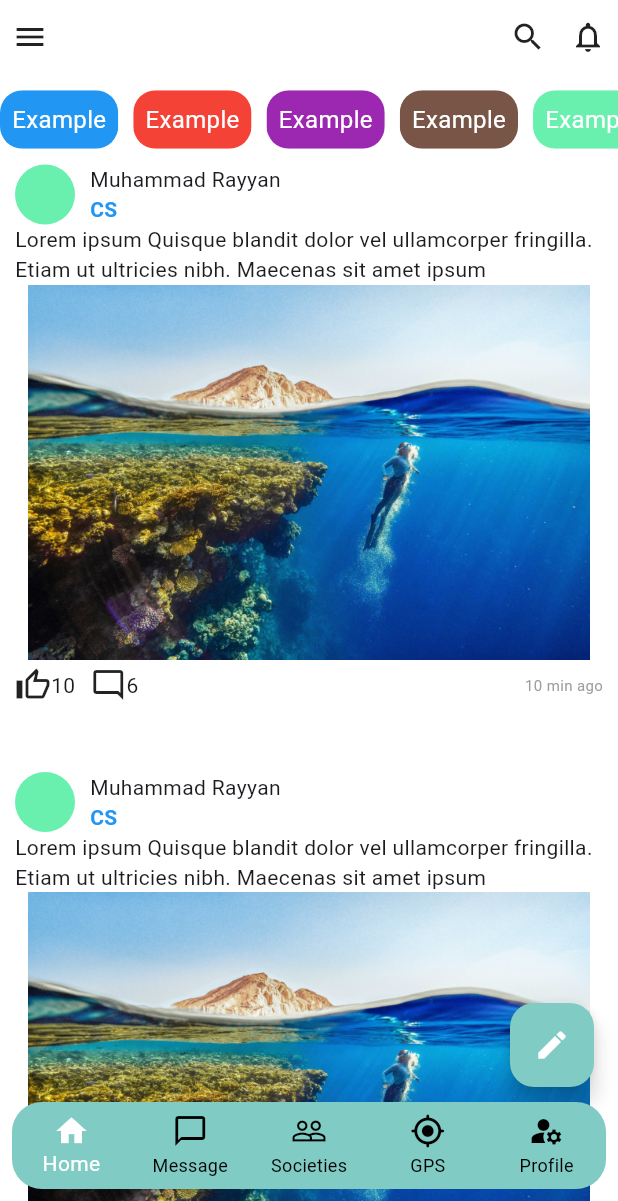
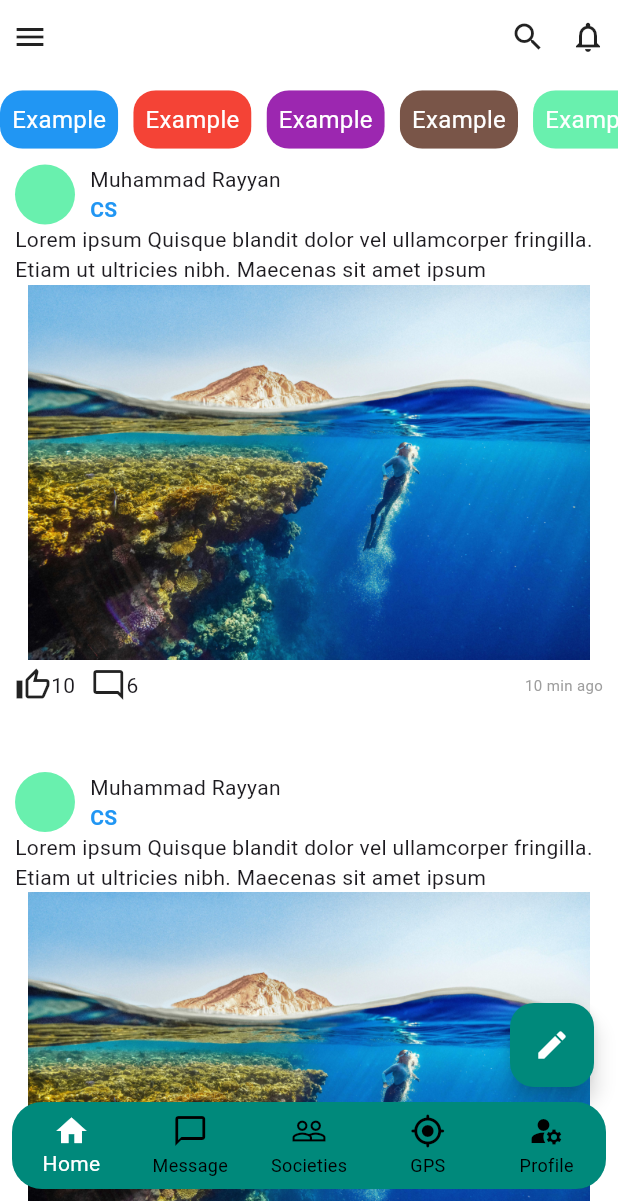
Before and after one commit to MuhammadBilalEllahi/Socian-Mobile, a Flutter app: the HomePage screen opened directly, on a phone screen of 412 x 824 dp, the part 35-1236 px from its top. Run offline on Flutter 3.47's test engine with Material 3 defaults, Android fonts, the phone set to English and light mode, and no system bars; our stand-ins replace flutter_map, geolocator, latlong2.

Commit message:
second test

```diff
--- a/lib/UI Pages/Map.dart
+++ b/lib/UI Pages/Map.dart
@@ -69,11 +69,6 @@ class _MapState extends State<Map> {
                 point: _currentPosition!,
                 width: 80.0,
                 height: 80.0,
-                // builder: (ctx) => const Icon(
-                //   Icons.location_pin,
-                //   color: Colors.red,
-                //   size: 40,
-                // ),
                 child: Icon(Icons.location_pin, size: 40,color: Colors.red,),
               ),
             ],
--- a/lib/UI Pages/MyBottomNavBar.dart
+++ b/lib/UI Pages/MyBottomNavBar.dart
@@ -25,7 +25,7 @@ class MyBottomNavBar extends StatelessWidget {
         child: BottomNavigationBar(
 
           type: BottomNavigationBarType.fixed,
-          backgroundColor: Colors.teal[200],
+          backgroundColor: Colors.teal[600],
           fixedColor: Colors.white,
           showUnselectedLabels: true,
           showSelectedLabels: true,
--- a/lib/UI Pages/PostsPrimaryPage.dart
+++ b/lib/UI Pages/PostsPrimaryPage.dart
@@ -110,7 +110,7 @@ class _PostsPrimaryPageState extends State<PostsPrimaryPage> {
           child: FloatingActionButton(
             onPressed: (){},
             isExtended: true,
-            backgroundColor: Colors.teal[200],
+            backgroundColor: Colors.teal[600],
             child: Icon(Icons.edit,color: Colors.white,),
 
           ),
```
